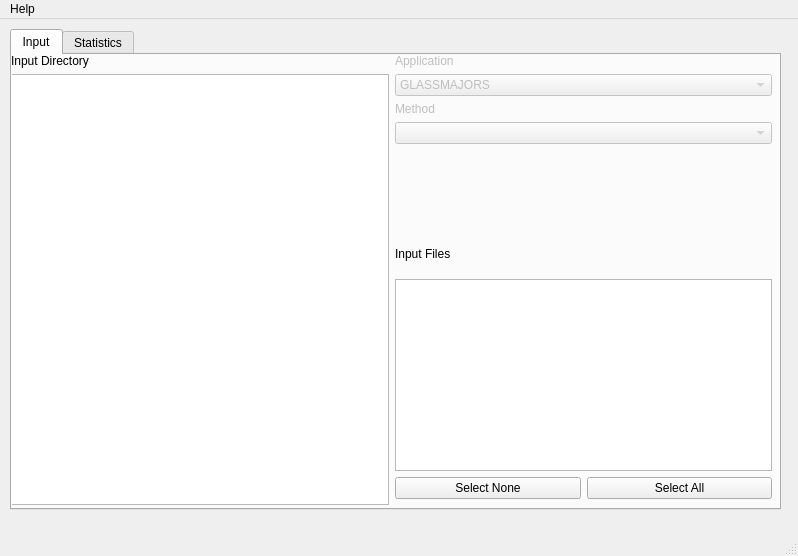
Before: the Qt Designer form xrfp/__ui__/main.ui in dylarm/xrf_parser, drawn with Qt 5.
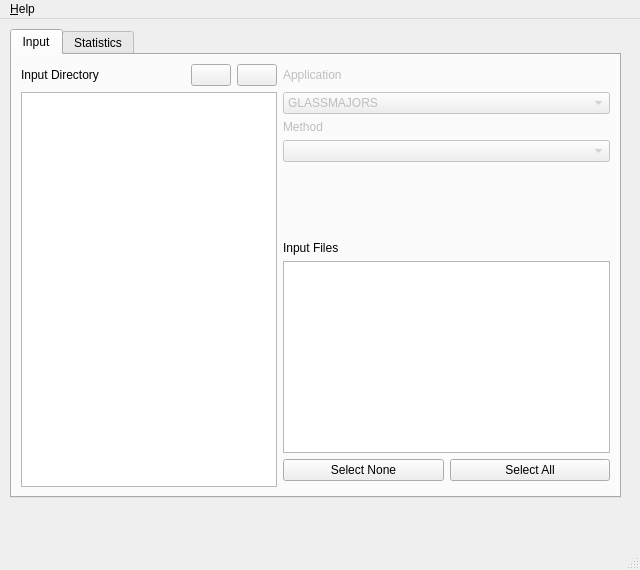
After: the same form once the commit is applied.

Commit message: Add button placeholders for Refresh and Home

```diff
--- a/xrfp/__ui__/main.ui
+++ b/xrfp/__ui__/main.ui
@@ -6,8 +6,8 @@
    <rect>
     <x>0</x>
     <y>0</y>
-    <width>798</width>
-    <height>556</height>
+    <width>640</width>
+    <height>570</height>
    </rect>
   </property>
   <property name="sizePolicy">
@@ -43,34 +43,10 @@
      <rect>
       <x>10</x>
       <y>10</y>
-      <width>771</width>
-      <height>481</height>
+      <width>611</width>
+      <height>469</height>
      </rect>
     </property>
-    <property name="sizePolicy">
-     <sizepolicy hsizetype="Expanding" vsizetype="Expanding">
-      <horstretch>10</horstretch>
-      <verstretch>10</verstretch>
-     </sizepolicy>
-    </property>
-    <property name="minimumSize">
-     <size>
-      <width>771</width>
-      <height>481</height>
-     </size>
-    </property>
-    <property name="maximumSize">
-     <size>
-      <width>771</width>
-      <height>481</height>
-     </size>
-    </property>
-    <property name="sizeIncrement">
-     <size>
-      <width>0</width>
-      <height>0</height>
-     </size>
-    </property>
     <property name="currentIndex">
      <number>0</number>
     </property>
@@ -78,17 +54,26 @@
      <attribute name="title">
       <string>Input</string>
      </attribute>
-     <widget class="QWidget" name="gridLayoutWidget">
-      <property name="geometry">
-       <rect>
-        <x>-1</x>
-        <y>-1</y>
-        <width>761</width>
-        <height>451</height>
-       </rect>
-      </property>
+     <layout class="QGridLayout" name="gridLayout_2">
+      <item row="0" column="0">
       <layout class="QGridLayout" name="gridLayout">
-       <item row="3" column="1">
+        <item row="1" column="0" rowspan="8" colspan="3">
+         <widget class="QTreeView" name="treeInputDir">
+          <property name="editTriggers">
+           <set>QAbstractItemView::DoubleClicked|QAbstractItemView::SelectedClicked</set>
+          </property>
+          <property name="sortingEnabled">
+           <bool>false</bool>
+          </property>
+          <property name="animated">
+           <bool>true</bool>
+          </property>
+          <property name="headerHidden">
+           <bool>true</bool>
+          </property>
+         </widget>
+        </item>
+        <item row="2" column="3">
         <widget class="QLabel" name="lblMethod">
          <property name="enabled">
           <bool>false</bool>
@@ -101,33 +86,23 @@
          </property>
         </widget>
        </item>
-       <item row="2" column="1">
-        <widget class="QComboBox" name="selectApplication">
-         <property name="enabled">
-          <bool>false</bool>
-         </property>
-         <property name="sizePolicy">
-          <sizepolicy hsizetype="Expanding" vsizetype="Fixed">
-           <horstretch>0</horstretch>
-           <verstretch>0</verstretch>
-          </sizepolicy>
-         </property>
-         <item>
+        <item row="7" column="3">
+         <layout class="QGridLayout" name="gridFiles">
+          <item row="0" column="0">
+           <widget class="QPushButton" name="btnNone">
           <property name="text">
-           <string>GLASSMAJORS</string>
-          </property>
-         </item>
-         <item>
+             <string>Select None</string>
+            </property>
+           </widget>
+          </item>
+          <item row="0" column="1">
+           <widget class="QPushButton" name="btnAll">
           <property name="text">
-           <string>GeoExploration</string>
-          </property>
-         </item>
-         <item>
-          <property name="text">
-           <string>GeoMining</string>
-          </property>
-         </item>
-        </widget>
+             <string>Select All</string>
+            </property>
+           </widget>
+          </item>
+         </layout>
        </item>
        <item row="0" column="0">
         <widget class="QLabel" name="lblInputDir">
@@ -139,21 +114,52 @@
          </property>
         </widget>
        </item>
-       <item row="4" column="1">
+        <item row="3" column="3">
         <widget class="QComboBox" name="selectMethod">
          <property name="enabled">
           <bool>false</bool>
          </property>
         </widget>
        </item>
-       <item row="6" column="1">
+        <item row="5" column="3">
         <widget class="QLabel" name="lblFiles">
          <property name="text">
           <string>Input Files</string>
          </property>
-        </widget>
-       </item>
-       <item row="0" column="1">
+          <property name="buddy">
+           <cstring>listFiles</cstring>
+          </property>
+         </widget>
+        </item>
+        <item row="1" column="3">
+         <widget class="QComboBox" name="selectApplication">
+          <property name="enabled">
+           <bool>false</bool>
+          </property>
+          <property name="sizePolicy">
+           <sizepolicy hsizetype="Expanding" vsizetype="Fixed">
+            <horstretch>0</horstretch>
+            <verstretch>0</verstretch>
+           </sizepolicy>
+          </property>
+          <item>
+           <property name="text">
+            <string>GLASSMAJORS</string>
+           </property>
+          </item>
+          <item>
+           <property name="text">
+            <string>GeoExploration</string>
+           </property>
+          </item>
+          <item>
+           <property name="text">
+            <string>GeoMining</string>
+           </property>
+          </item>
+         </widget>
+        </item>
+        <item row="0" column="3">
         <widget class="QLabel" name="lblApplication">
          <property name="enabled">
           <bool>false</bool>
@@ -166,17 +172,7 @@
          </property>
         </widget>
        </item>
-       <item row="9" column="1">
-        <widget class="QListView" name="listFiles">
-         <property name="editTriggers">
-          <set>QAbstractItemView::CurrentChanged</set>
-         </property>
-         <property name="selectionMode">
-          <enum>QAbstractItemView::MultiSelection</enum>
-         </property>
-        </widget>
-       </item>
-       <item row="5" column="1">
+        <item row="4" column="3">
         <spacer name="verticalSpacer_2">
          <property name="orientation">
           <enum>Qt::Vertical</enum>
@@ -189,42 +185,45 @@
          </property>
         </spacer>
        </item>
-       <item row="2" column="0" rowspan="10">
-        <widget class="QTreeView" name="treeInputDir">
+        <item row="0" column="2">
+         <widget class="QPushButton" name="btnRefresh">
+          <property name="sizePolicy">
+           <sizepolicy hsizetype="Fixed" vsizetype="Fixed">
+            <horstretch>0</horstretch>
+            <verstretch>0</verstretch>
+           </sizepolicy>
+          </property>
+          <property name="text">
+           <string/>
+          </property>
+         </widget>
+        </item>
+        <item row="6" column="3">
+         <widget class="QListView" name="listFiles">
          <property name="editTriggers">
-          <set>QAbstractItemView::DoubleClicked|QAbstractItemView::SelectedClicked</set>
-         </property>
-         <property name="sortingEnabled">
-          <bool>false</bool>
-         </property>
-         <property name="animated">
-          <bool>true</bool>
-         </property>
-         <property name="headerHidden">
-          <bool>true</bool>
-         </property>
-        </widget>
-       </item>
-       <item row="10" column="1">
-        <layout class="QGridLayout" name="gridFiles">
-         <item row="1" column="1">
-          <widget class="QPushButton" name="btnAll">
-           <property name="text">
-            <string>Select All</string>
-           </property>
-          </widget>
-         </item>
-         <item row="1" column="0">
-          <widget class="QPushButton" name="btnNone">
+           <set>QAbstractItemView::CurrentChanged</set>
+          </property>
+          <property name="selectionMode">
+           <enum>QAbstractItemView::MultiSelection</enum>
+          </property>
+         </widget>
+        </item>
+        <item row="0" column="1">
+         <widget class="QPushButton" name="btnHome">
+          <property name="sizePolicy">
+           <sizepolicy hsizetype="Fixed" vsizetype="Fixed">
+            <horstretch>0</horstretch>
+            <verstretch>0</verstretch>
+           </sizepolicy>
+          </property>
            <property name="text">
-            <string>Select None</string>
+           <string/>
            </property>
           </widget>
          </item>
         </layout>
        </item>
       </layout>
-     </widget>
     </widget>
     <widget class="QWidget" name="tabStats">
      <attribute name="title">
@@ -238,13 +237,13 @@
     <rect>
      <x>0</x>
      <y>0</y>
-     <width>798</width>
+     <width>640</width>
      <height>26</height>
     </rect>
    </property>
    <widget class="QMenu" name="menuHelp">
     <property name="title">
-     <string>Help</string>
+     <string>&amp;Help</string>
     </property>
     <addaction name="actionAbout"/>
    </widget>
```
Left out of the diff: 31 changed lines with no effect on the pictures. Lines whose indentation alone changed are shown as unchanged.
